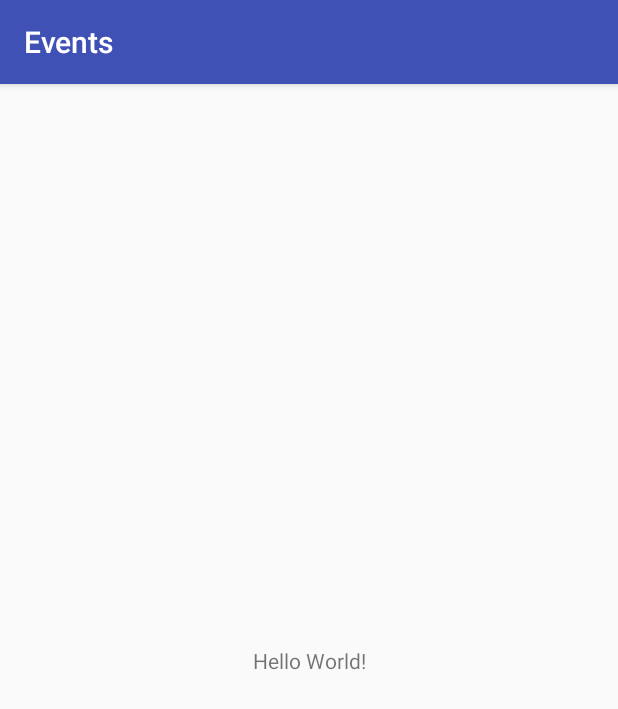
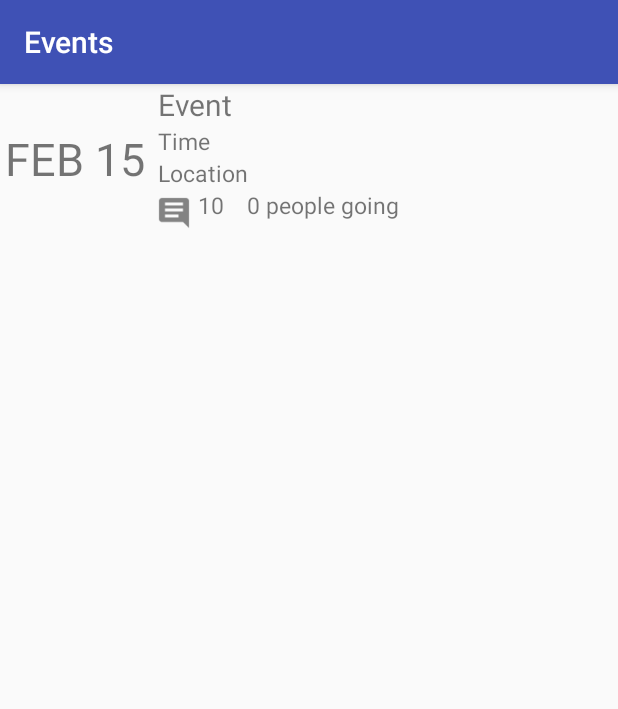
Before and after one commit to GrinnellAppDev/Events-Android, an Android app: the screen it shows after launch (MainActivity), on a phone screen of 412 x 824 dp. Shown: the top 709 px of the screen. Run offline under Robolectric (Android 15) with nearby library versions, the phone set to English and light mode, and no system bars.

Commit message:
Added layout for main activity

```diff
--- a/app/src/main/res/layout/activity_main.xml
+++ b/app/src/main/res/layout/activity_main.xml
@@ -1,18 +1,82 @@
 <?xml version="1.0" encoding="utf-8"?>
-<android.support.constraint.ConstraintLayout xmlns:android="http://schemas.android.com/apk/res/android"
-    xmlns:app="http://schemas.android.com/apk/res-auto"
-    xmlns:tools="http://schemas.android.com/tools"
+<RelativeLayout
+    xmlns:android="http://schemas.android.com/apk/res/android"
     android:layout_width="match_parent"
-    android:layout_height="match_parent"
-    tools:context="edu.grinnell.appdev.events.MainActivity">
+    android:layout_height="wrap_content"
+    android:orientation="horizontal">
+
+    <ImageView
+        android:id="@+id/ivEventPic"
+        android:layout_width="100dp"
+        android:layout_height="100dp" />
 
     <TextView
+        android:id="@+id/tvImageText"
+        android:layout_width="100dp"
+        android:layout_height="100dp"
+        android:layout_alignLeft="@id/ivEventPic"
+        android:layout_alignTop="@id/ivEventPic"
+        android:layout_alignRight="@id/ivEventPic"
+        android:layout_alignBottom="@id/ivEventPic"
+        android:layout_margin="1dp"
+        android:gravity="center"
+        android:textSize="30dp"
+        android:text="FEB 15"/>
+
+    <TextView
+        android:id="@+id/tvEventName"
         android:layout_width="wrap_content"
         android:layout_height="wrap_content"
-        android:text="Hello World!"
-        app:layout_constraintBottom_toBottomOf="parent"
-        app:layout_constraintLeft_toLeftOf="parent"
-        app:layout_constraintRight_toRightOf="parent"
-        app:layout_constraintTop_toTopOf="parent" />
+        android:layout_toRightOf="@+id/ivEventPic"
+        android:layout_marginLeft="5dp"
+        android:textSize="20dp"
+        android:text="Event"/>
 
-</android.support.constraint.ConstraintLayout>
+    <TextView
+        android:id="@+id/tvEventTime"
+        android:layout_width="wrap_content"
+        android:layout_height="wrap_content"
+        android:layout_toRightOf="@+id/ivEventPic"
+        android:layout_marginLeft="5dp"
+        android:layout_below="@+id/tvEventName"
+        android:textSize="15dp"
+        android:text="Time"/>
+
+    <TextView
+        android:id="@+id/tvEventLocation"
+        android:layout_width="wrap_content"
+        android:layout_height="wrap_content"
+        android:layout_toRightOf="@+id/ivEventPic"
+        android:layout_marginLeft="5dp"
+        android:layout_below="@+id/tvEventTime"
+        android:textSize="15dp"
+        android:text="Location"/>
+
+    <ImageView
+        android:id="@+id/ivComments"
+        android:layout_width="wrap_content"
+        android:layout_height="wrap_content"
+        android:layout_toRightOf="@+id/ivEventPic"
+        android:layout_below="@+id/tvEventLocation"
+        android:src="@drawable/ic_comments"/>
+
+    <TextView
+        android:id="@+id/tvNumComments"
+        android:layout_width="wrap_content"
+        android:layout_height="wrap_content"
+        android:layout_below="@id/tvEventLocation"
+        android:layout_toRightOf="@id/ivComments"
+        android:textSize="15dp"
+        android:text="10"/>
+
+    <TextView
+        android:id="@+id/tvPeopleGoing"
+        android:layout_width="wrap_content"
+        android:layout_height="wrap_content"
+        android:layout_toRightOf="@+id/tvNumComments"
+        android:layout_marginLeft="15dp"
+        android:layout_below="@+id/tvEventLocation"
+        android:textSize="15dp"
+        android:text="0 people going"/>
+
+</RelativeLayout>
```
Also changed, not shown: app/src/main/res/drawable-hdpi/ic_comments.png (added), app/src/main/res/drawable-mdpi/ic_comments.png (added), app/src/main/res/drawable-xhdpi/ic_comments.png (added), app/src/main/res/drawable-xxhdpi/ic_comments.png (added).
